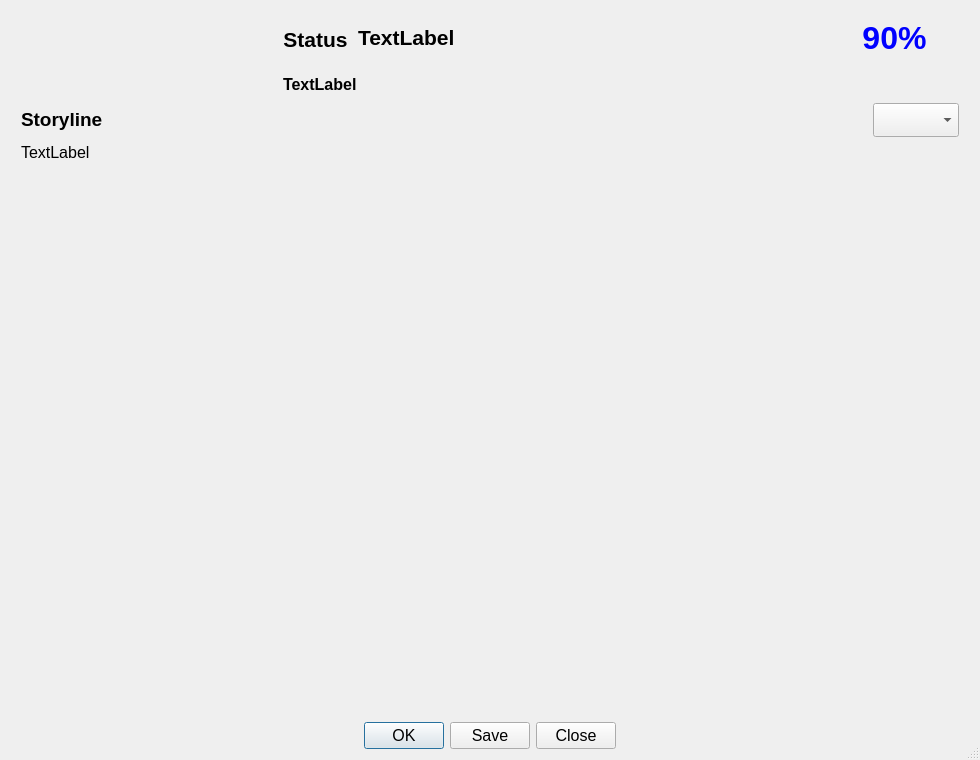
Before: the Qt Designer form moviedetaildialog.ui in silverqx/qMedia, drawn with Qt 5.
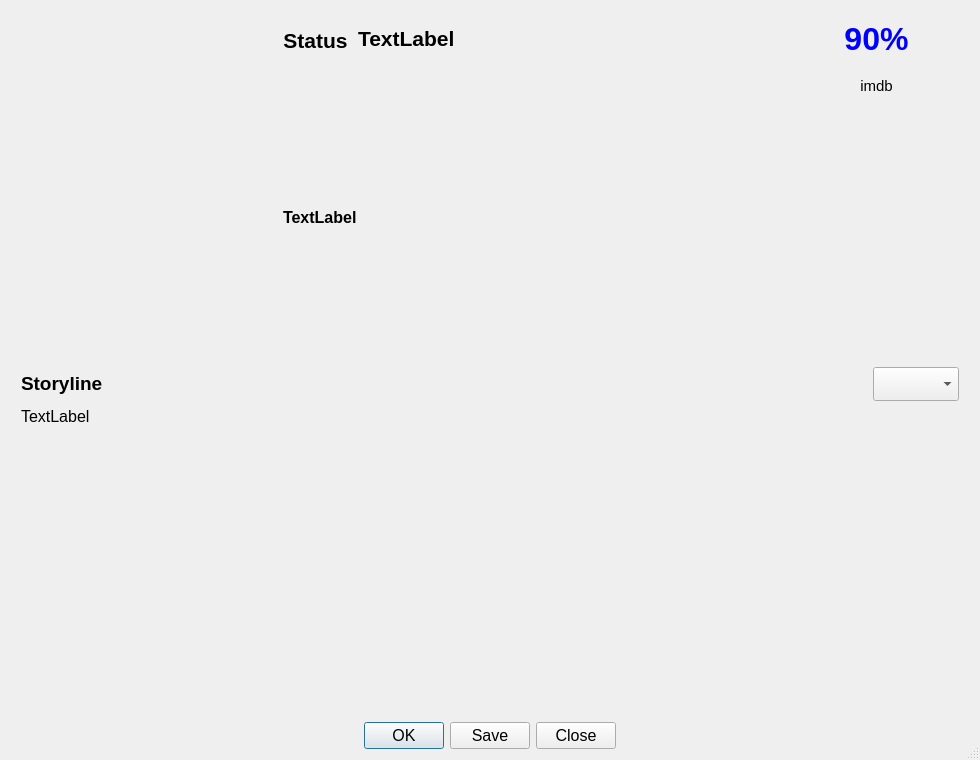
After: the same form once the commit is applied. Icons and pictures are not drawn.

Commit message: below score added a imdb link

The edit to the form file:
```diff
--- a/moviedetaildialog.ui
+++ b/moviedetaildialog.ui
@@ -121,7 +121,9 @@
               <number>6</number>
              </property>
              <item>
-              <layout class="QHBoxLayout" name="horizontalLayoutTitles" stretch="26,3,1">
+              <layout class="QHBoxLayout" name="horizontalLayoutInfo" stretch="1,0">
+               <item>
+                <layout class="QVBoxLayout" name="verticalLayoutInfoLeft">
                <item>
                 <layout class="QHBoxLayout" name="horizontalLayoutTitle" stretch="0,1">
                  <item>
@@ -132,6 +134,12 @@
                      <verstretch>0</verstretch>
                     </sizepolicy>
                    </property>
+                     <property name="minimumSize">
+                      <size>
+                       <width>0</width>
+                       <height>56</height>
+                      </size>
+                     </property>
                    <property name="font">
                     <font>
                      <family>Tahoma</family>
@@ -202,6 +210,33 @@
                 </layout>
                </item>
                <item>
+                  <widget class="QLabel" name="movieInfo">
+                   <property name="font">
+                    <font>
+                     <family>Arial</family>
+                     <pointsize>12</pointsize>
+                     <weight>75</weight>
+                     <bold>true</bold>
+                    </font>
+                   </property>
+                   <property name="text">
+                    <string>TextLabel</string>
+                   </property>
+                   <property name="textFormat">
+                    <enum>Qt::RichText</enum>
+                   </property>
+                   <property name="textInteractionFlags">
+                    <set>Qt::TextSelectableByKeyboard|Qt::TextSelectableByMouse</set>
+                   </property>
+                  </widget>
+                 </item>
+                </layout>
+               </item>
+               <item>
+                <layout class="QVBoxLayout" name="verticalLayoutInfoRight">
+                 <item>
+                  <layout class="QHBoxLayout" name="horizontalLayoutInfoRightTop" stretch="1,0">
+                   <item>
                 <widget class="QLabel" name="score">
                  <property name="sizePolicy">
                   <sizepolicy hsizetype="Preferred" vsizetype="Preferred">
@@ -209,6 +244,12 @@
                    <verstretch>0</verstretch>
                   </sizepolicy>
                  </property>
+                     <property name="minimumSize">
+                      <size>
+                       <width>0</width>
+                       <height>56</height>
+                      </size>
+                     </property>
                  <property name="font">
                   <font>
                    <family>Arial</family>
@@ -231,7 +272,7 @@
                   <enum>Qt::PlainText</enum>
                  </property>
                  <property name="alignment">
-                  <set>Qt::AlignHCenter|Qt::AlignTop</set>
+                      <set>Qt::AlignCenter</set>
                  </property>
                  <property name="textInteractionFlags">
                   <set>Qt::NoTextInteraction</set>
@@ -254,25 +295,69 @@
               </layout>
              </item>
              <item>
-              <widget class="QLabel" name="movieInfo">
+                  <layout class="QHBoxLayout" name="horizontalLayoutInfoRightBottom" stretch="1,0">
+                   <item>
+                    <widget class="QLabel" name="imdbLink">
                <property name="font">
                 <font>
-                 <family>Arial</family>
-                 <pointsize>12</pointsize>
-                 <weight>75</weight>
-                 <bold>true</bold>
-                </font>
-               </property>
+                       <family>Tahoma</family>
+                       <pointsize>11</pointsize>
+                      </font>
+                     </property>
+                     <property name="focusPolicy">
+                      <enum>Qt::TabFocus</enum>
+                     </property>
+                     <property name="toolTip">
+                      <string>Open movie detail at imdb.com</string>
+                     </property>
+                     <property name="toolTipDuration">
+                      <number>2500</number>
+                     </property>
                <property name="text">
-                <string>TextLabel</string>
-               </property>
-               <property name="textFormat">
-                <enum>Qt::RichText</enum>
+                      <string>imdb</string>
+                     </property>
+                     <property name="alignment">
+                      <set>Qt::AlignHCenter|Qt::AlignTop</set>
+                     </property>
+                     <property name="openExternalLinks">
+                      <bool>true</bool>
                </property>
                <property name="textInteractionFlags">
-                <set>Qt::TextSelectableByKeyboard|Qt::TextSelectableByMouse</set>
-               </property>
-              </widget>
+                      <set>Qt::LinksAccessibleByKeyboard|Qt::LinksAccessibleByMouse</set>
+                     </property>
+                    </widget>
+                   </item>
+                   <item>
+                    <spacer name="horizontalSpacer">
+                     <property name="orientation">
+                      <enum>Qt::Horizontal</enum>
+                     </property>
+                     <property name="sizeHint" stdset="0">
+                      <size>
+                       <width>40</width>
+                       <height>20</height>
+                      </size>
+                     </property>
+                    </spacer>
+                   </item>
+                  </layout>
+                 </item>
+                 <item>
+                  <spacer name="verticalSpacer">
+                   <property name="orientation">
+                    <enum>Qt::Vertical</enum>
+                   </property>
+                   <property name="sizeHint" stdset="0">
+                    <size>
+                     <width>20</width>
+                     <height>40</height>
+                    </size>
+                   </property>
+                  </spacer>
+                 </item>
+                </layout>
+               </item>
+              </layout>
              </item>
             </layout>
            </item>
```
Lines whose indentation alone changed are shown as unchanged. The commit also changes 2 other files.
